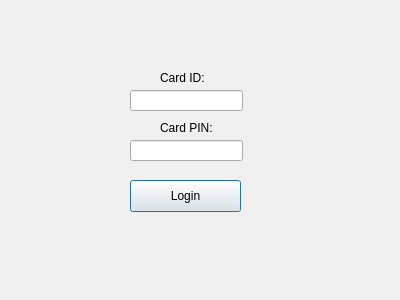
Old version of the form bank-automat/login.ui in the repository DeveMike/Software_Development_Application_Project.
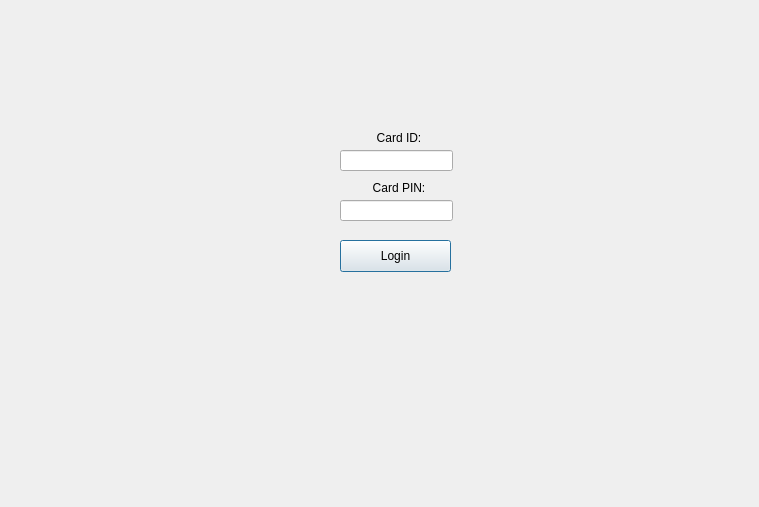
New version of the form.

Patch:
```diff
--- a/bank-automat/login.ui
+++ b/bank-automat/login.ui
@@ -6,8 +6,8 @@
    <rect>
     <x>0</x>
     <y>0</y>
-    <width>400</width>
-    <height>300</height>
+    <width>759</width>
+    <height>507</height>
    </rect>
   </property>
   <property name="windowTitle">
@@ -16,58 +16,79 @@
   <widget class="QLabel" name="label">
    <property name="geometry">
     <rect>
-     <x>160</x>
-     <y>70</y>
+     <x>370</x>
+     <y>130</y>
      <width>58</width>
      <height>16</height>
     </rect>
    </property>
+   <property name="layoutDirection">
+    <enum>Qt::LayoutDirection::LeftToRight</enum>
+   </property>
    <property name="text">
     <string>Card ID:</string>
    </property>
+   <property name="alignment">
+    <set>Qt::AlignmentFlag::AlignCenter</set>
+   </property>
   </widget>
   <widget class="QLabel" name="label_2">
    <property name="geometry">
     <rect>
-     <x>160</x>
-     <y>120</y>
+     <x>370</x>
+     <y>180</y>
      <width>58</width>
      <height>16</height>
     </rect>
    </property>
+   <property name="layoutDirection">
+    <enum>Qt::LayoutDirection::LeftToRight</enum>
+   </property>
    <property name="text">
     <string>Card PIN:</string>
    </property>
+   <property name="alignment">
+    <set>Qt::AlignmentFlag::AlignCenter</set>
+   </property>
   </widget>
   <widget class="QLineEdit" name="numberIdcard">
    <property name="geometry">
     <rect>
-     <x>130</x>
-     <y>90</y>
+     <x>340</x>
+     <y>150</y>
      <width>113</width>
      <height>21</height>
     </rect>
    </property>
+   <property name="layoutDirection">
+    <enum>Qt::LayoutDirection::LeftToRight</enum>
+   </property>
   </widget>
   <widget class="QLineEdit" name="numberPin">
    <property name="geometry">
     <rect>
-     <x>130</x>
-     <y>140</y>
+     <x>340</x>
+     <y>200</y>
      <width>113</width>
      <height>21</height>
     </rect>
    </property>
+   <property name="layoutDirection">
+    <enum>Qt::LayoutDirection::LeftToRight</enum>
+   </property>
   </widget>
   <widget class="QPushButton" name="btnLogin">
    <property name="geometry">
     <rect>
-     <x>130</x>
-     <y>180</y>
+     <x>340</x>
+     <y>240</y>
      <width>111</width>
      <height>32</height>
     </rect>
    </property>
+   <property name="layoutDirection">
+    <enum>Qt::LayoutDirection::LeftToRight</enum>
+   </property>
    <property name="text">
     <string>Login</string>
    </property>
@@ -75,8 +96,8 @@
   <widget class="QLabel" name="labelInfo">
    <property name="geometry">
     <rect>
-     <x>20</x>
-     <y>240</y>
+     <x>220</x>
+     <y>300</y>
      <width>351</width>
      <height>21</height>
     </rect>
@@ -86,9 +107,15 @@
      <pointsize>15</pointsize>
     </font>
    </property>
+   <property name="layoutDirection">
+    <enum>Qt::LayoutDirection::LeftToRight</enum>
+   </property>
    <property name="text">
     <string/>
    </property>
+   <property name="alignment">
+    <set>Qt::AlignmentFlag::AlignCenter</set>
+   </property>
   </widget>
  </widget>
  <resources/>
```
